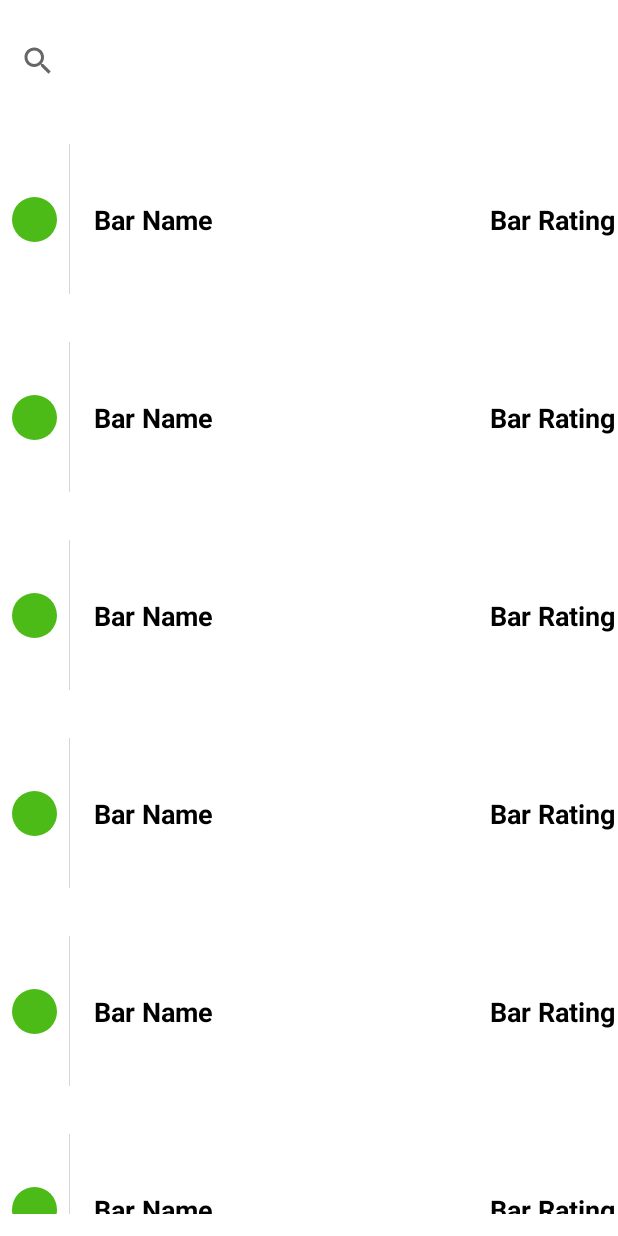
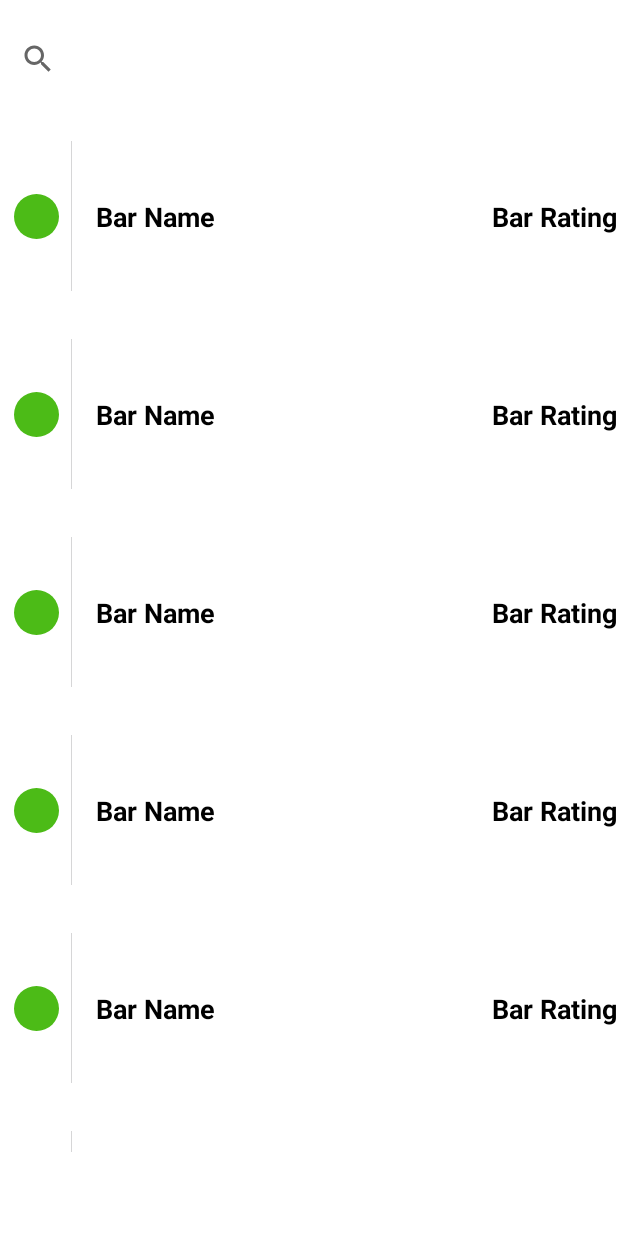
Before and after one commit to Djokkins/AuBarFinder, an Android app: the layout fragment_home.xml on its own in the app's theme, with its tools: preview values and no code run, on a phone screen of 412 x 824 dp. Run offline under Robolectric (Android 15) with nearby library versions, the phone set to English and light mode, and no system bars.

Commit message:
Made it very pretty yes

```diff
--- a/app/src/main/res/layout/fragment_home.xml
+++ b/app/src/main/res/layout/fragment_home.xml
@@ -8,13 +8,18 @@
 
     <androidx.recyclerview.widget.RecyclerView
         android:id="@+id/rcvBars"
-        android:layout_width="409dp"
-        android:layout_height="729dp"
-        android:layout_marginTop="80dp"
-        app:layout_constraintTop_toTopOf="parent"
+        android:layout_width="0dp"
+        android:layout_height="0dp"
+        android:layout_marginStart="1dp"
+        android:layout_marginEnd="1dp"
+        android:layout_marginBottom="56dp"
+        app:layout_constraintBottom_toBottomOf="parent"
+        app:layout_constraintEnd_toEndOf="parent"
+        app:layout_constraintStart_toStartOf="parent"
+        app:layout_constraintTop_toBottomOf="@+id/srcBars"
+        app:layout_constraintVertical_bias="0.0"
         tools:ignore="MissingConstraints"
         tools:itemCount="10"
-        tools:layout_editor_absoluteX="1dp"
         tools:listitem="@layout/bar_item" />
 
     <androidx.appcompat.widget.SearchView
@@ -23,8 +28,10 @@
         android:layout_height="78dp"
         android:layout_marginStart="1dp"
         android:layout_marginEnd="1dp"
-        app:layout_constraintBottom_toTopOf="@+id/rcvBars"
+
         app:layout_constraintEnd_toEndOf="parent"
+        app:layout_constraintHorizontal_bias="0.0"
         app:layout_constraintStart_toStartOf="parent"
-        app:layout_constraintTop_toTopOf="parent" />
+        app:layout_constraintTop_toTopOf="parent"
+        app:layout_constraintVertical_bias="0.037" />
 </androidx.constraintlayout.widget.ConstraintLayout>
```
